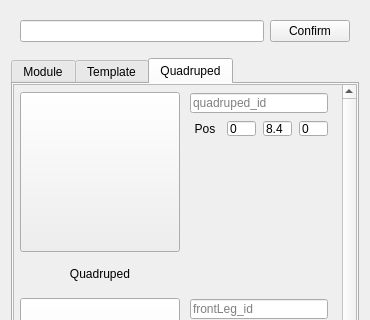
leixingyu/autoRigger, file ui/autoRigger.ui: the form before one commit; both pictures show x 0 to 370 and y 0 to 320 of the 370 by 846 pixel window.
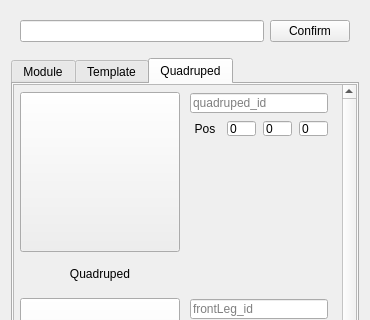
The form after the commit. Icons and pictures are not drawn.

```diff
--- a/ui/autoRigger.ui
+++ b/ui/autoRigger.ui
@@ -5709,7 +5709,7 @@
           <property name="geometry">
            <rect>
             <x>0</x>
-            <y>-308</y>
+            <y>0</y>
             <width>320</width>
             <height>1032</height>
            </rect>
@@ -5967,7 +5967,7 @@
                        </size>
                       </property>
                       <property name="text">
-                       <string>8.4</string>
+                       <string>0</string>
                       </property>
                      </widget>
                     </item>
```
